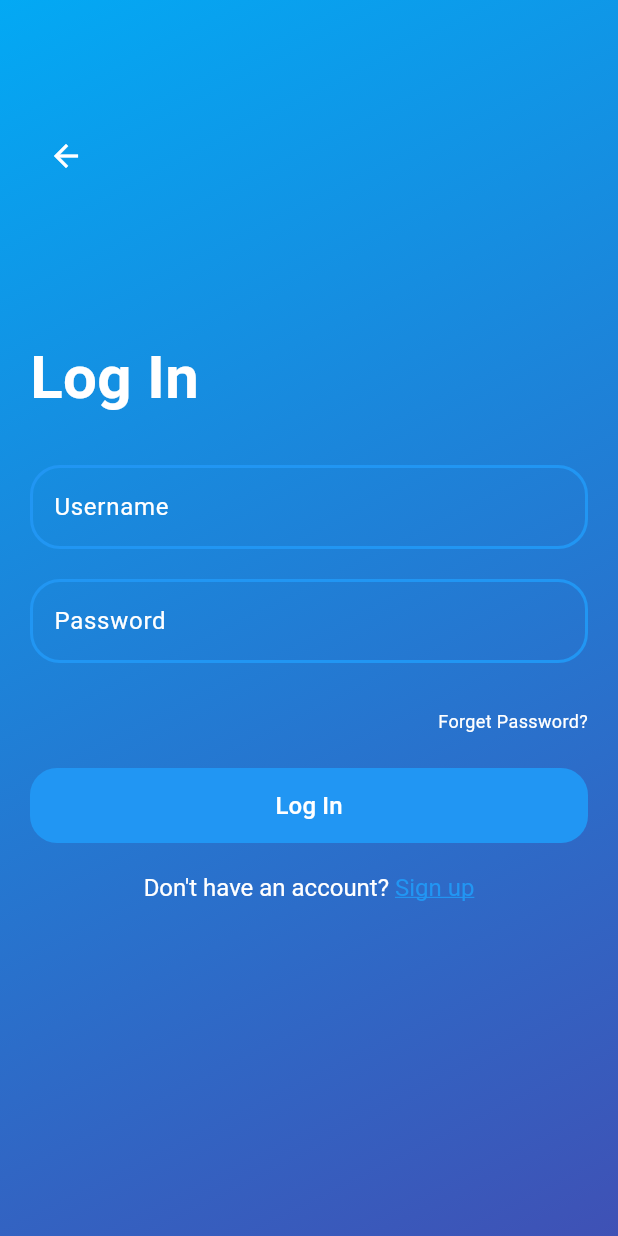
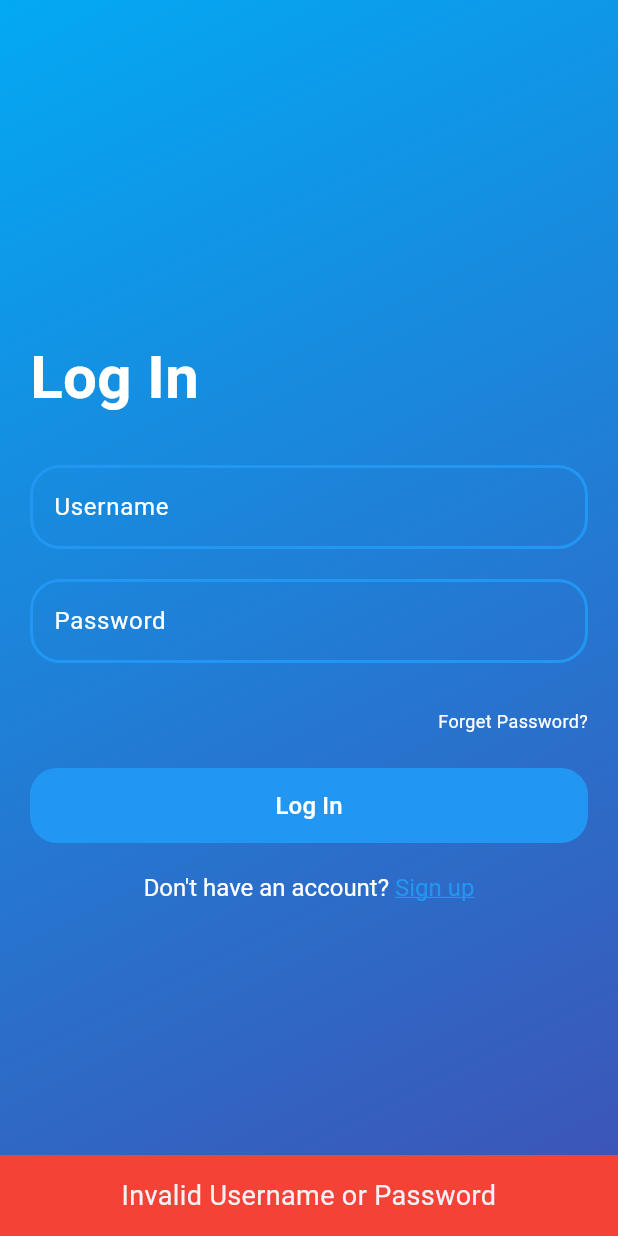
Before and after one commit to riskilinardi/ShiokWeather, a Flutter app: the screen it shows after launch, after a tap on "Log In", on a phone screen of 412 x 824 dp. Run offline on Flutter 3.47's test engine with Material 3 defaults, Android fonts, the phone set to English and light mode, and no system bars; our stand-ins replace curved_navigation_bar, material_design_icons_flutter, shared_preferences; missing offline and left inert: flutter_launcher_icons.

Commit message:
Added auth for Login Page and improved Signup Page

```diff
--- a/lib/loginpage.dart
+++ b/lib/loginpage.dart
@@ -2,7 +2,6 @@ import 'package:flutter/material.dart';
 import 'signuppage.dart';
 import 'homepage.dart';
 import 'main.dart';
-
 class LoginPage extends StatefulWidget {
   @override
   State<LoginPage> createState() => _LoginPageState();
@@ -13,7 +12,7 @@ class _LoginPageState extends State<LoginPage> {
   TextEditingController passwordController = TextEditingController();
 
   @override
-Widget build(BuildContext context) {
+  Widget build(BuildContext context) {
     return Scaffold(
       body: Container(
         decoration: BoxDecoration(
@@ -23,21 +22,7 @@ Widget build(BuildContext context) {
             end: Alignment.bottomRight,
           ),
         ),
-        child: Stack(
-          children: [
-            _page(),
-            Positioned(
-              top: 80,
-              left: 20,
-              child: IconButton(
-                icon: Icon(Icons.arrow_back, color: Colors.white),
-                onPressed: () {
-                  Navigator.pop(context); // Go back to the previous screen
-                },
-              ),
-            ),
-          ],
-        ),
+        child: _page(),
       ),
     );
   }
@@ -80,11 +65,15 @@ Widget build(BuildContext context) {
     );
   }
 
-  Widget _inputField(String hintText, TextEditingController controller,
-      {bool isPassword = false}) {
+  Widget _inputField(
+    String hintText,
+    TextEditingController controller, {
+    bool isPassword = false,
+  }) {
     var border = OutlineInputBorder(
-        borderRadius: BorderRadius.circular(20),
-        borderSide: const BorderSide(color: Colors.blue, width: 2));
+      borderRadius: BorderRadius.circular(20),
+      borderSide: const BorderSide(color: Colors.blue, width: 2),
+    );
 
     return TextField(
       style: const TextStyle(color: Colors.white),
@@ -119,7 +108,28 @@ Widget build(BuildContext context) {
       ),
       child: TextButton(
         onPressed: () {
-          print("Log In button pressed");
+          String username = usernameController.text;
+          String password = passwordController.text;
+
+          if (username == "testing" && password == "testing123") {
+            Navigator.pushReplacement(
+              context,
+              MaterialPageRoute(builder: (context) => MainPage()),
+            );
+          } else {
+            ScaffoldMessenger.of(context).showSnackBar(
+              SnackBar(
+                content: Center(
+                  child: Text(
+                    "Invalid Username or Password",
+                    style: TextStyle(fontSize: 18),
+                    textAlign: TextAlign.center,
+                  ),
+                ),
+                backgroundColor: Colors.red,
+              ),
+            );
+          }
         },
         child: const Text(
           "Log In",
--- a/lib/signuppage.dart
+++ b/lib/signuppage.dart
@@ -82,18 +82,24 @@ class _SignupPageState extends State<SignupPage> {
     );
   }
 
-  Widget _inputField(String hintText, TextEditingController controller,
-      {bool isPassword = false}) {
+  Widget _inputField(
+    String hintText,
+    TextEditingController controller, {
+    bool isPassword = false,
+  }) {
     var border = OutlineInputBorder(
-        borderRadius: BorderRadius.circular(18),
-        borderSide: const BorderSide(color: Colors.blue));
+      borderRadius: BorderRadius.circular(18),
+      borderSide: const BorderSide(color: Colors.blue),
+    );
 
     return TextField(
       style: const TextStyle(color: Colors.white),
       controller: controller,
       decoration: InputDecoration(
         hintText: hintText,
-        hintStyle: const TextStyle(color: Colors.white),
+        hintStyle: const TextStyle(
+          color: Colors.white,
+        ),
         enabledBorder: border,
         focusedBorder: border,
       ),
@@ -115,7 +121,10 @@ class _SignupPageState extends State<SignupPage> {
         },
         child: const Text(
           "Sign Up",
-          style: TextStyle(fontSize: 16, color: Colors.white),
+          style: TextStyle(
+            fontSize: 16,
+            color: Colors.white,
+          ),
         ),
       ),
     );
```
